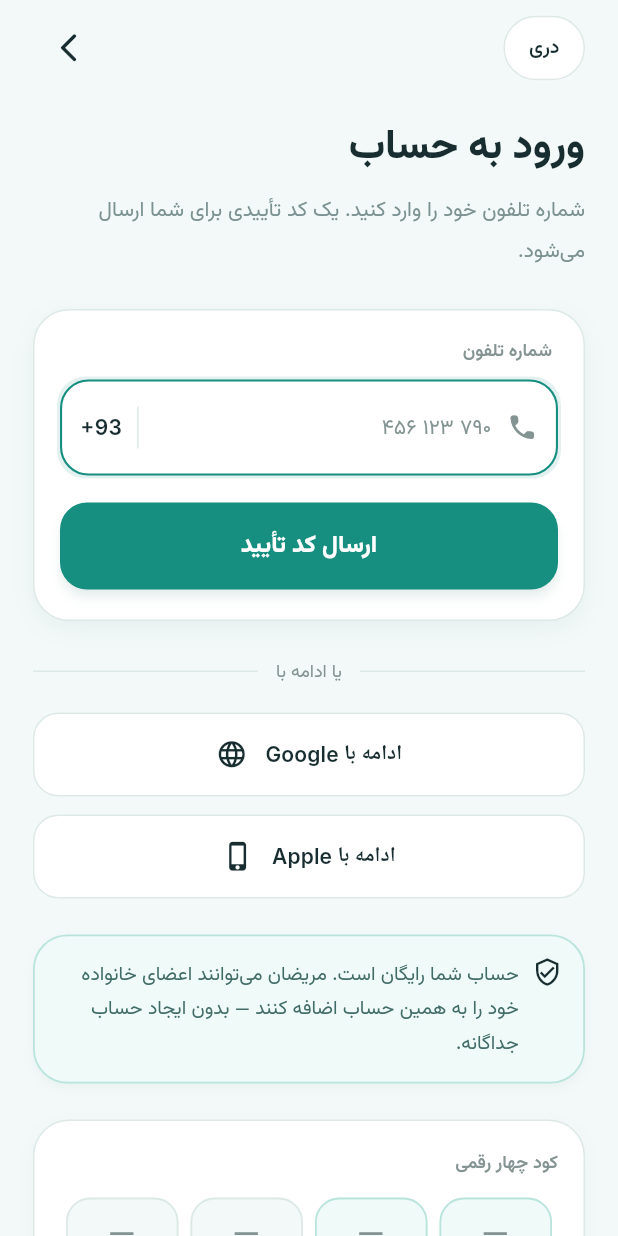
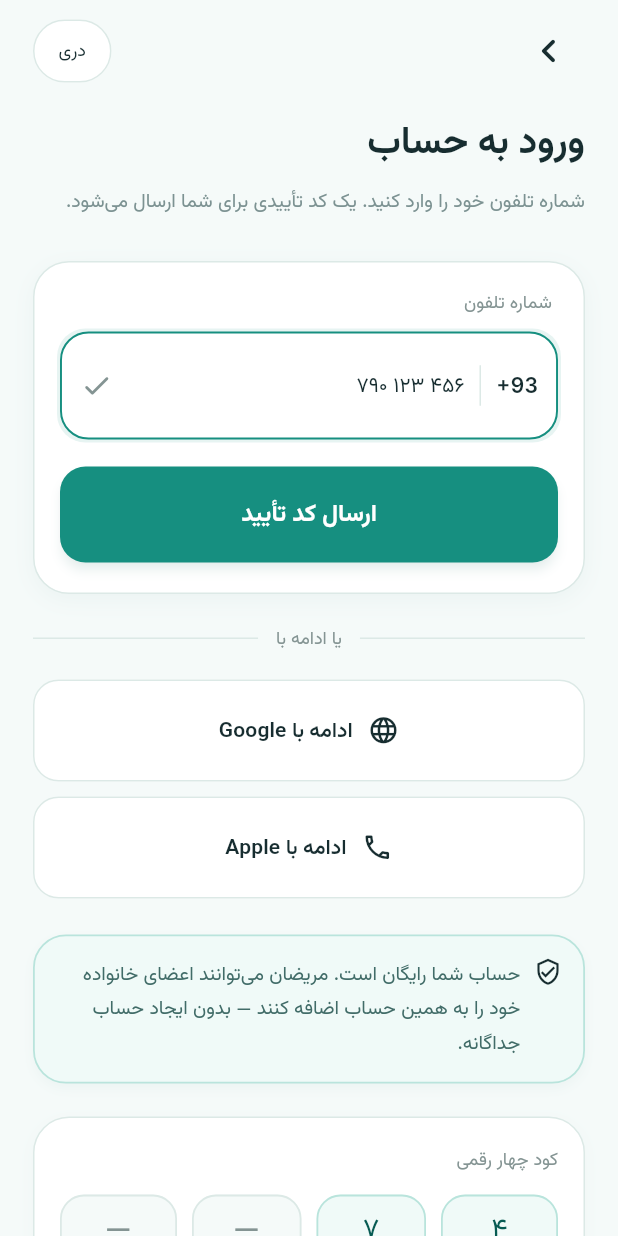
Before and after one commit to roya-zadran/nabzai, a Flutter app: the screen it shows after launch, after a tap on "شروع کنید", on a phone screen of 412 x 824 dp. Run offline on Flutter 3.47's test engine with Material 3 defaults, Android fonts, the phone set to English and light mode, and no system bars.

Commit message:
Update authenticationPage.dart

```diff
--- a/lib/pages/authenticationPage.dart
+++ b/lib/pages/authenticationPage.dart
@@ -14,8 +14,9 @@ class _SignInScreenState extends State<SignInScreen> {
     4,
     (_) => TextEditingController(),
   );
+  final List<FocusNode> _otpFocusNodes = List.generate(4, (_) => FocusNode());
 
-  static const Color _background = Color(0xFFF3F9F8);
+  static const Color _background = Color(0xFFF5FAF9);
   static const Color _ink = Color(0xFF172D30);
   static const Color _muted = Color(0xFF849493);
   static const Color _border = Color(0xFFDCE9E6);
@@ -31,22 +32,29 @@ class _SignInScreenState extends State<SignInScreen> {
     for (final controller in _otpControllers) {
       controller.dispose();
     }
+    for (final node in _otpFocusNodes) {
+      node.dispose();
+    }
     super.dispose();
   }
 
   void _showMessage(String message) {
     ScaffoldMessenger.of(context).showSnackBar(
       SnackBar(
-        content: Text(message, style: const TextStyle(fontFamily: _dariFont)),
+        content: Text(
+          message,
+          textAlign: TextAlign.right,
+          style: const TextStyle(fontFamily: _dariFont, fontSize: 13),
+        ),
         behavior: SnackBarBehavior.floating,
       ),
     );
   }
 
   TextStyle _dari({
-    double size = 14,
+    double size = 13,
     Color color = _ink,
-    FontWeight weight = FontWeight.w500,
+    FontWeight weight = FontWeight.w400,
     double height = 1.6,
   }) {
     return TextStyle(
@@ -67,32 +75,21 @@ class _SignInScreenState extends State<SignInScreen> {
         body: SafeArea(
           child: LayoutBuilder(
             builder: (context, constraints) {
-              final double horizontalPadding = constraints.maxWidth < 360
-                  ? 16
-                  : 22;
+              final horizontal = constraints.maxWidth < 360 ? 16.0 : 22.0;
 
               return SingleChildScrollView(
                 keyboardDismissBehavior:
                     ScrollViewKeyboardDismissBehavior.onDrag,
-                padding: EdgeInsets.fromLTRB(
-                  horizontalPadding,
-                  8,
-                  horizontalPadding,
-                  28,
-                ),
-                child: ConstrainedBox(
-                  constraints: BoxConstraints(
-                    minHeight: constraints.maxHeight - 36,
-                  ),
+                padding: EdgeInsets.fromLTRB(horizontal, 8, horizontal, 20),
                 child: Column(
                   crossAxisAlignment: CrossAxisAlignment.stretch,
                   children: [
                     _topBar(),
-                      const SizedBox(height: 22),
+                    const SizedBox(height: 17),
                     _heading(),
-                      const SizedBox(height: 25),
+                    const SizedBox(height: 27),
                     _phoneCard(),
-                      const SizedBox(height: 24),
+                    const SizedBox(height: 20),
                     _divider(),
                     const SizedBox(height: 18),
                     _socialButton(
@@ -101,19 +98,18 @@ class _SignInScreenState extends State<SignInScreen> {
                       onPressed: () =>
                           _showMessage('ورود با Google هنوز فعال نشده است.'),
                     ),
-                      const SizedBox(height: 12),
+                    const SizedBox(height: 10),
                     _socialButton(
                       label: 'ادامه با Apple',
-                        icon: Icons.phone_iphone_rounded,
+                      icon: Icons.phone_outlined,
                       onPressed: () =>
                           _showMessage('ورود با Apple هنوز فعال نشده است.'),
                     ),
                     const SizedBox(height: 24),
                     _privacyCard(),
-                      const SizedBox(height: 24),
+                    const SizedBox(height: 22),
                     _otpCard(),
                   ],
-                  ),
                 ),
               );
             },
@@ -124,46 +120,61 @@ class _SignInScreenState extends State<SignInScreen> {
   }
 
   Widget _topBar() {
-    return Row(
-      mainAxisAlignment: MainAxisAlignment.spaceBetween,
+    // LTR here deliberately keeps Dari on the left and Back on the right.
+    return Directionality(
+      textDirection: TextDirection.ltr,
+      child: SizedBox(
+        height: 52,
+        child: Row(
           children: [
             OutlinedButton(
-          onPressed: () => _showMessage('تغییر زبان در آینده اضافه می‌شود.'),
+              onPressed: () =>
+                  _showMessage('تغییر زبان در آینده اضافه می‌شود.'),
               style: OutlinedButton.styleFrom(
                 backgroundColor: Colors.white,
                 foregroundColor: deepTeal,
                 side: const BorderSide(color: _border),
-            minimumSize: const Size(0, 43),
+                minimumSize: const Size(0, 42),
                 padding: const EdgeInsets.symmetric(horizontal: 17),
                 shape: const StadiumBorder(),
               ),
-          child: Text('دری', style: _dari(size: 13, weight: FontWeight.w600)),
+              child: Text(
+                'دری',
+                style: _dari(size: 12, weight: FontWeight.w500),
               ),
+            ),
+            const Spacer(),
             IconButton(
               onPressed: () => Navigator.maybePop(context),
               tooltip: 'بازگشت',
+              padding: EdgeInsets.zero,
+              constraints: const BoxConstraints(minWidth: 38, minHeight: 42),
               icon: const Icon(
-            Icons.arrow_forward_ios_rounded,
-            size: 23,
+                Icons.chevron_left_rounded,
+                size: 32,
                 color: _ink,
               ),
             ),
           ],
+        ),
+      ),
     );
   }
 
   Widget _heading() {
     return Column(
-      crossAxisAlignment: CrossAxisAlignment.start,
+      crossAxisAlignment: CrossAxisAlignment.stretch,
       children: [
         Text(
           'ورود به حساب',
-          style: _dari(size: 27, weight: FontWeight.w800, height: 1.5),
+          textAlign: TextAlign.right,
+          style: _dari(size: 25, weight: FontWeight.w700, height: 1.5),
         ),
-        const SizedBox(height: 8),
+        const SizedBox(height: 7),
         Text(
           'شماره تلفون خود را وارد کنید. یک کد تأییدی برای شما ارسال می‌شود.',
-          style: _dari(size: 14, color: const Color(0xFF7C9292), height: 1.9),
+          textAlign: TextAlign.right,
+          style: _dari(size: 13, color: const Color(0xFF7C9292), height: 1.9),
         ),
       ],
     );
@@ -178,9 +189,9 @@ class _SignInScreenState extends State<SignInScreen> {
         border: Border.all(color: _border),
         boxShadow: [
           BoxShadow(
-            color: deepTeal.withOpacity(0.055),
-            blurRadius: 14,
-            offset: const Offset(0, 5),
+            color: deepTeal.withOpacity(0.045),
+            blurRadius: 12,
+            offset: const Offset(0, 4),
           ),
         ],
       ),
@@ -191,27 +202,27 @@ class _SignInScreenState extends State<SignInScreen> {
             padding: const EdgeInsets.only(right: 4, bottom: 10),
             child: Text(
               'شماره تلفون',
-              style: _dari(size: 12, color: _muted, weight: FontWeight.w600),
+              textAlign: TextAlign.right,
+              style: _dari(size: 12, color: _muted, weight: FontWeight.w500),
             ),
           ),
           Container(
-            height: 64,
+            height: 72,
             padding: const EdgeInsets.symmetric(horizontal: 12),
             decoration: BoxDecoration(
               color: Colors.white,
               borderRadius: BorderRadius.circular(19),
-              border: Border.all(color: emerald, width: 1.4),
+              border: Border.all(color: emerald, width: 1.3),
               boxShadow: [
-                BoxShadow(
-                  color: emerald.withOpacity(0.12),
-                  spreadRadius: 2,
-                  blurRadius: 0,
-                ),
+                BoxShadow(color: emerald.withOpacity(0.10), spreadRadius: 2),
               ],
             ),
+            // LTR ensures check LEFT, number CENTER, +93 RIGHT.
+            child: Directionality(
+              textDirection: TextDirection.ltr,
               child: Row(
                 children: [
-                const Icon(Icons.phone_rounded, size: 21, color: _muted),
+                  const Icon(Icons.check_rounded, size: 22, color: _muted),
                   const SizedBox(width: 10),
                   Expanded(
                     child: TextField(
@@ -219,24 +230,23 @@ class _SignInScreenState extends State<SignInScreen> {
                       keyboardType: TextInputType.phone,
                       textDirection: TextDirection.rtl,
                       textAlign: TextAlign.right,
-                    style: _dari(size: 14),
+                      style: _dari(size: 14, weight: FontWeight.w500),
                       decoration: InputDecoration(
                         hintText: '۷۹۰ ۱۲۳ ۴۵۶',
-                      hintStyle: _dari(size: 14, color: _muted),
+                        hintStyle: _dari(size: 14, color: _ink),
                         border: InputBorder.none,
                         isCollapsed: true,
                       ),
                     ),
                   ),
                   Container(
-                  height: 28,
+                    height: 27,
                     width: 1,
                     margin: const EdgeInsets.symmetric(horizontal: 10),
                     color: _border,
                   ),
                   const Text(
                     '+93',
-                  textDirection: TextDirection.ltr,
                     style: TextStyle(
                       fontFamily: _englishFont,
                       fontSize: 14,
@@ -247,9 +257,10 @@ class _SignInScreenState extends State<SignInScreen> {
                 ],
               ),
             ),
+          ),
           const SizedBox(height: 18),
           SizedBox(
-            height: 58,
+            height: 64,
             child: ElevatedButton(
               onPressed: () {
                 if (_phoneController.text.trim().isEmpty) {
@@ -262,9 +273,9 @@ class _SignInScreenState extends State<SignInScreen> {
                 backgroundColor: emerald,
                 foregroundColor: Colors.white,
                 elevation: 3,
-                shadowColor: emerald.withOpacity(0.20),
+                shadowColor: emerald.withOpacity(0.18),
                 shape: RoundedRectangleBorder(
-                  borderRadius: BorderRadius.circular(18),
+                  borderRadius: BorderRadius.circular(17),
                 ),
               ),
               child: Text(
@@ -272,7 +283,7 @@ class _SignInScreenState extends State<SignInScreen> {
                 style: _dari(
                   size: 16,
                   color: Colors.white,
-                  weight: FontWeight.w800,
+                  weight: FontWeight.w700,
                 ),
               ),
             ),
@@ -301,7 +312,7 @@ class _SignInScreenState extends State<SignInScreen> {
     required VoidCallback onPressed,
   }) {
     return SizedBox(
-      height: 56,
+      height: 68,
       child: OutlinedButton(
         onPressed: onPressed,
         style: OutlinedButton.styleFrom(
@@ -312,20 +323,13 @@ class _SignInScreenState extends State<SignInScreen> {
             borderRadius: BorderRadius.circular(17),
           ),
         ),
+        // RTL + icon first puts the icon to the RIGHT of the text.
         child: Row(
           mainAxisAlignment: MainAxisAlignment.center,
           children: [
-            Text(
-              label,
-              style: const TextStyle(
-                fontFamily: _englishFont,
-                fontSize: 14,
-                fontWeight: FontWeight.w700,
-                color: _ink,
-              ),
-            ),
-            const SizedBox(width: 12),
             Icon(icon, size: 21, color: _ink),
+            const SizedBox(width: 10),
+            Text(label, style: _dari(size: 14, weight: FontWeight.w600)),
           ],
         ),
       ),
@@ -337,11 +341,11 @@ class _SignInScreenState extends State<SignInScreen> {
       padding: const EdgeInsets.fromLTRB(14, 14, 14, 14),
       decoration: BoxDecoration(
         color: _mint,
-        borderRadius: BorderRadius.circular(23),
+        borderRadius: BorderRadius.circular(22),
         border: Border.all(color: _mintBorder, width: 1.2),
         boxShadow: [
           BoxShadow(
-            color: deepTeal.withOpacity(0.04),
+            color: deepTeal.withOpacity(0.035),
             blurRadius: 6,
             offset: const Offset(0, 3),
           ),
@@ -350,7 +354,7 @@ class _SignInScreenState extends State<SignInScreen> {
       child: Row(
         crossAxisAlignment: CrossAxisAlignment.start,
         children: [
-          const Icon(Icons.verified_user_outlined, size: 20, color: _ink),
+          const Icon(Icons.verified_user_outlined, size: 19, color: _ink),
           const SizedBox(width: 9),
           Expanded(
             child: Text(
@@ -377,8 +381,8 @@ class _SignInScreenState extends State<SignInScreen> {
         border: Border.all(color: _border),
         boxShadow: [
           BoxShadow(
-            color: deepTeal.withOpacity(0.035),
-            blurRadius: 10,
+            color: deepTeal.withOpacity(0.025),
+            blurRadius: 9,
             offset: const Offset(0, 3),
           ),
         ],
@@ -388,40 +392,49 @@ class _SignInScreenState extends State<SignInScreen> {
         children: [
           Text(
             'کود چهار رقمی',
-            style: _dari(size: 12, color: _muted, weight: FontWeight.w600),
+            textAlign: TextAlign.right,
+            style: _dari(size: 12, color: _muted, weight: FontWeight.w500),
           ),
           const SizedBox(height: 14),
           Directionality(
             textDirection: TextDirection.ltr,
             child: Row(
               children: List.generate(4, (index) {
+                final digit = index == 2
+                    ? '۷'
+                    : index == 3
+                    ? '۴'
+                    : '—';
+
                 return Expanded(
                   child: Container(
                     height: 62,
-                    margin: const EdgeInsets.symmetric(horizontal: 4),
+                    margin: EdgeInsets.only(
+                      left: index == 0 ? 0 : 5,
+                      right: index == 3 ? 0 : 5,
+                    ),
                     child: TextField(
                       controller: _otpControllers[index],
+                      focusNode: _otpFocusNodes[index],
                       keyboardType: TextInputType.number,
                       textAlign: TextAlign.center,
+                      textDirection: TextDirection.ltr,
                       maxLength: 1,
                       style: _dari(
-                        size: 22,
+                        size: 21,
                         color: deepTeal,
-                        weight: FontWeight.w600,
+                        weight: FontWeight.w500,
                       ),
                       decoration: InputDecoration(
                         counterText: '',
-                        hintText: '—',
-                        hintStyle: _dari(size: 24, color: _muted),
+                        hintText: digit,
+                        hintStyle: _dari(
+                          size: index >= 2 ? 19 : 23,
+                          color: index >= 2 ? deepTeal : _muted,
+                        ),
                         filled: true,
                         fillColor: index >= 2 ? _mint : _background,
                         contentPadding: EdgeInsets.zero,
-                        border: OutlineInputBorder(
-                          borderRadius: BorderRadius.circular(16),
-                          borderSide: BorderSide(
-                            color: index >= 2 ? _mintBorder : _border,
-                          ),
-                        ),
                         enabledBorder: OutlineInputBorder(
                           borderRadius: BorderRadius.circular(16),
                           borderSide: BorderSide(
@@ -431,16 +444,23 @@ class _SignInScreenState extends State<SignInScreen> {
                         ),
                         focusedBorder: OutlineInputBorder(
                           borderRadius: BorderRadius.circular(16),
-                          borderSide: BorderSide(color: emerald, width: 1.5),
+                          borderSide: BorderSide(color: emerald, width: 1.4),
                         ),
                       ),
+                      onChanged: (value) {
+                        if (value.isNotEmpty && index < 3) {
+                          _otpFocusNodes[index + 1].requestFocus();
+                        } else if (value.isEmpty && index > 0) {
+                          _otpFocusNodes[index - 1].requestFocus();
+                        }
+                      },
                     ),
                   ),
                 );
               }),
             ),
           ),
-          const SizedBox(height: 12),
+          const SizedBox(height: 10),
           Row(
             mainAxisAlignment: MainAxisAlignment.spaceBetween,
             children: [
@@ -449,12 +469,12 @@ class _SignInScreenState extends State<SignInScreen> {
                 style: _dari(
                   size: 11,
                   color: deepTeal,
-                  weight: FontWeight.w800,
+                  weight: FontWeight.w700,
                 ),
               ),
               TextButton(
                 onPressed: () =>
-                    _showMessage('ارسال دوباره کد هنوز فعال نشده است.'),
+                    _showMessage('ارسال دوباره کود هنوز فعال نشده است.'),
                 style: TextButton.styleFrom(
                   foregroundColor: _muted,
                   padding: EdgeInsets.zero,
```
Lines whose indentation alone changed are shown as unchanged.
